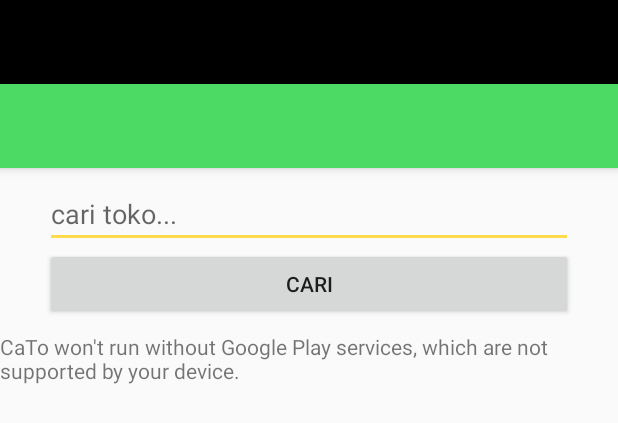
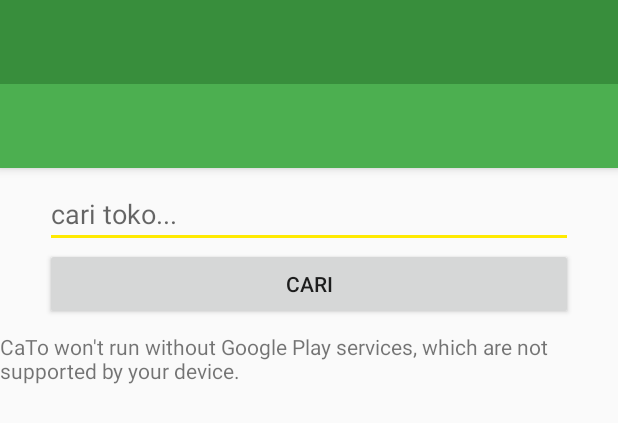
Before and after one commit to arifinfrds/Android-CaTo, an Android app: the layout activity_main.xml on its own in the app's theme, with its tools: preview values and no code run, on a phone screen of 412 x 824 dp. Shown: the top 423 px of the screen. Run offline under Robolectric (Android 15) with nearby library versions, the light colour scheme and no system bars.

Commit message:
fixing navigation drawer

```diff
--- a/app/build.gradle
+++ b/app/build.gradle
@@ -24,13 +24,13 @@
     androidTestCompile('com.android.support.test.espresso:espresso-core:2.2.2', {
         exclude group: 'com.android.support', module: 'support-annotations'
     })
-
-    compile 'com.android.support:appcompat-v7:25.3.0'
+     compile 'com.android.support:appcompat-v7:25.3.0'
     compile 'com.android.support:design:25.3.0'
     compile 'com.android.support.constraint:constraint-layout:1.0.0-beta2'
     compile 'com.google.android.gms:play-services-maps:10.2.1'
     compile 'com.google.android.gms:play-services-location:10.2.1'
     testCompile 'junit:junit:4.12'
+    compile 'de.hdodenhof:circleimageview:2.1.0'
 }
 
 apply plugin: 'com.google.gms.google-services'
--- a/app/src/main/res/menu/activity_main_drawer.xml
+++ b/app/src/main/res/menu/activity_main_drawer.xml
@@ -11,18 +11,25 @@
             android:icon="@drawable/ic_stars_black_24dp"
             android:title="Favorite place" />
         <item
+            android:id="@+id/nav_profile"
+            android:title="Profile" />
+        <item
             android:id="@+id/nav_logout"
             android:icon="@drawable/ic_exit_to_app_black_24dp"
             android:title="Logout" />
     </group>
 
-    <!--<item android:title="Other">-->
-    <!--<menu>-->
-    <!--<item-->
-    <!--android:id="@+id/nav_logout"-->
-    <!--android:icon="@drawable/ic_menu_share"-->
-    <!--android:title="Logout" />-->
-    <!--</menu>-->
-    <!--</item>-->
+    <item android:title="Other">
+        <menu>
+            <item
+                android:id="@+id/nav_about"
+                android:icon="@color/colorAccent"
+                android:title="About" />
+            <item
+                android:id="@+id/nav_feedback"
+                android:icon="@color/colorAccent"
+                android:title="Feedback" />
+        </menu>
+    </item>
 
 </menu>
--- a/app/src/main/res/values/colors.xml
+++ b/app/src/main/res/values/colors.xml
@@ -1,8 +1,8 @@
 <?xml version="1.0" encoding="utf-8"?>
 <resources>
-    <color name="colorPrimary">@color/ios7_flat_green</color>
-    <color name="colorPrimaryDark">@color/black</color>
-    <color name="colorAccent">@color/ios7_flat_yellow</color>
+    <color name="colorPrimary">@color/green_500</color>
+    <color name="colorPrimaryDark">@color/green_700</color>
+    <color name="colorAccent">@color/yellow_A400</color>
     <color name="colorSecondaryInformation">@color/green_300</color>
 
 
--- a/app/src/main/res/values/dimens.xml
+++ b/app/src/main/res/values/dimens.xml
@@ -6,5 +6,7 @@
     <dimen name="nav_header_height">160dp</dimen>
     <dimen name="fab_margin">16dp</dimen>
 
+    <dimen name="custom_nav_header_vertical_spacing">8dp</dimen>
+
     <dimen name="sign_in_compomponents_margin_content">40dp</dimen>
 </resources>
```
Also changed, not shown: app/src/main/AndroidManifest.xml (+6 -9 lines), app/src/main/java/com/example/arifinfirdaus/cato/MainActivity.java (+9 -0 lines), app/src/main/res/layout/nav_header_main.xml (+9 -7 lines).
